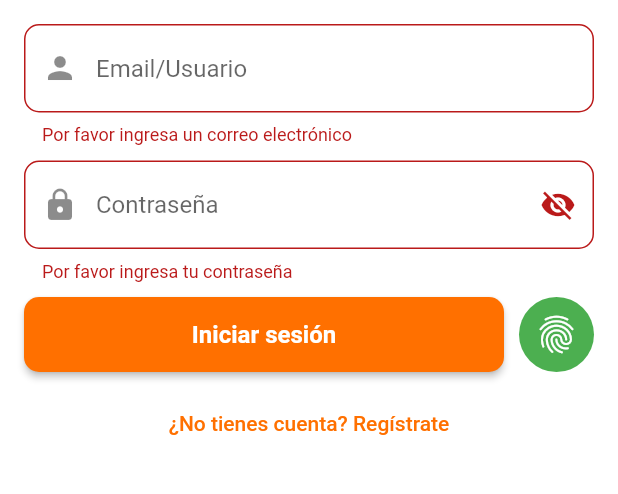
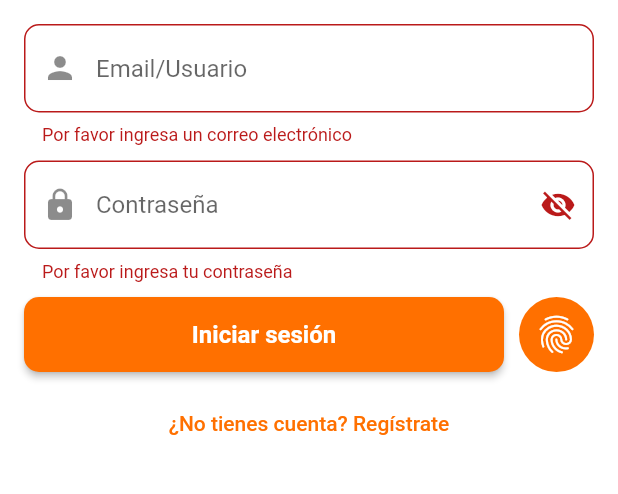
Before and after one commit to manuelenrq9/GoDeliveryApp_Naranja, a Flutter app: the screen it shows after launch, after a tap on "Iniciar sesión", on a phone screen of 412 x 824 dp, the part 591-1085 px from its top. Run offline on Flutter 3.47's test engine with Material 3 defaults, Android fonts, the phone set to English and light mode, and no system bars; our stand-ins replace cached_network_image, carousel_slider, connectivity_plus, dio, flutter_map, flutter_slidable and 8 more; missing offline and left inert: dart_bcv, flutter_google_places, flutter_polyline_points, google_api_headers, google_maps_webservice.

Commit message:
feat: :art: se modifico el color del icono de la huella digital
se modifico el color del icono de la huella digital

```diff
--- a/lib/features/log_In/presentation/pages/login.dart
+++ b/lib/features/log_In/presentation/pages/login.dart
@@ -218,7 +218,7 @@ class _LoginScreenState extends State<LoginScreen> {
                               width: 50,
                               height: 50,
                               decoration: BoxDecoration(
-                                color: Colors.green,
+                                color: const Color(0xFFFF7000),
                                 shape: BoxShape.circle,
                               ),
                               child: const Icon(Icons.fingerprint,
```
